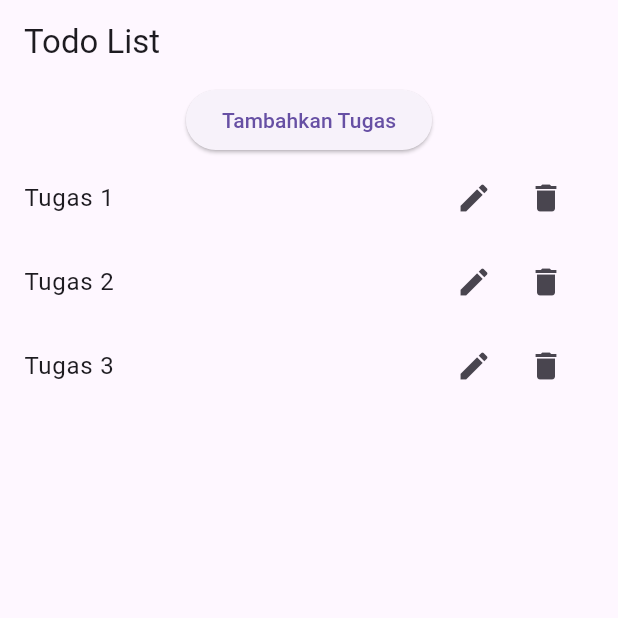
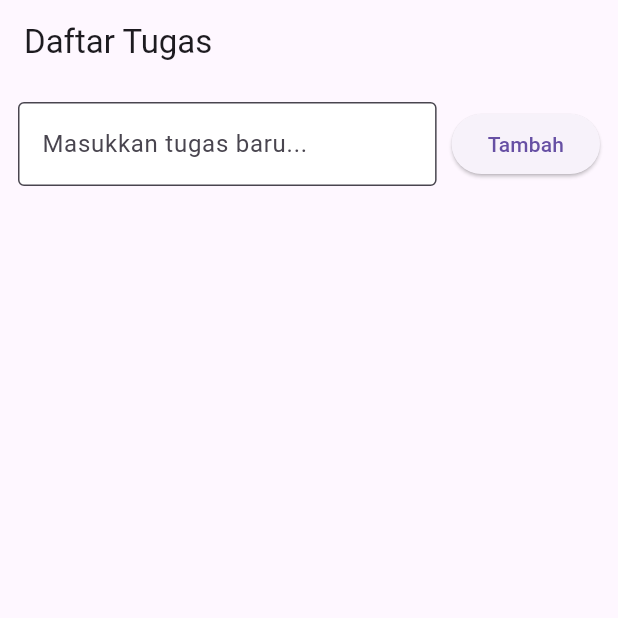
Before and after one commit to faridatulj448/tugas1, a Flutter app: the screen it shows after launch, on a phone screen of 412 x 824 dp, the top half of it. Run offline on Flutter 3.47's test engine with Material 3 defaults, Android fonts, the light colour scheme and no system bars.

Commit message:
menambahkan ketika mau menambahkan tugas harus diketik

```diff
--- a/lib/main.dart
+++ b/lib/main.dart
@@ -5,87 +5,137 @@ void main() {
 }
 
 class MyApp extends StatelessWidget {
-  const MyApp({Key? key}) : super(key: key);
-
+  const MyApp({super.key});
   @override
   Widget build(BuildContext context) {
-    return MaterialApp(home: TodoListScreen());
+    return MaterialApp(
+      title: 'Todo List',
+      home: TodoListScreen(),
+      debugShowCheckedModeBanner: false,
+    );
   }
+}
+
+class Todo {
+  String title;
+  bool isDone;
+  Todo({required this.title, this.isDone = false});
 }
 
 class TodoListScreen extends StatefulWidget {
   @override
-  _TodoListScreenState createState() => _TodoListScreenState();
+  State<TodoListScreen> createState() => _TodoListScreenState();
 }
 
 class _TodoListScreenState extends State<TodoListScreen> {
-  final List<String> _todoList = ['Tugas 1', 'Tugas 2', 'Tugas 3'];
-  final TextEditingController _controller = TextEditingController();
+  final List<Todo> _todos = [];
+  final TextEditingController _inputController = TextEditingController();
 
-  // Tambah tugas (di atas)
   void _addTodo() {
+    if (_inputController.text.trim().isEmpty) return;
     setState(() {
-      _todoList.insert(0, 'Tugas Baru');
+      _todos.insert(0, Todo(title: _inputController.text.trim()));
+      _inputController.clear();
     });
   }
 
-  // Edit tugas
+  void _toggleDone(int index) {
+    setState(() {
+      _todos[index].isDone = !_todos[index].isDone;
+    });
+  }
+
   void _editTodo(int index) {
-    _controller.text = _todoList[index];
+    _inputController.text = _todos[index].title;
     showDialog(
       context: context,
-      builder: (context) {
-        return AlertDialog(
+      builder:
+          (context) => AlertDialog(
             title: const Text('Edit Tugas'),
             content: TextField(
-            controller: _controller,
+              controller: _inputController,
               decoration: const InputDecoration(labelText: 'Edit Tugas'),
             ),
             actions: [
               TextButton(
                 onPressed: () {
                   setState(() {
-                  _todoList[index] = _controller.text;
+                    _todos[index].title = _inputController.text.trim();
                   });
-                Navigator.of(context).pop();
+                  _inputController.clear();
+                  Navigator.pop(context);
                 },
                 child: const Text('Simpan'),
               ),
               TextButton(
                 onPressed: () {
-                Navigator.of(context).pop();
+                  _inputController.clear();
+                  Navigator.pop(context);
                 },
                 child: const Text('Batal'),
               ),
             ],
-        );
-      },
+          ),
     );
   }
 
-  // Hapus tugas
   void _deleteTodo(int index) {
     setState(() {
-      _todoList.removeAt(index);
+      _todos.removeAt(index);
     });
   }
 
   @override
   Widget build(BuildContext context) {
     return Scaffold(
-      appBar: AppBar(title: const Text('Todo List')),
-      body: Column(
+      body: SafeArea(
+        child: Column(
           children: [
-          ElevatedButton(
-            onPressed: _addTodo,
-            child: const Text('Tambahkan Tugas'),
+            AppBar(title: const Text('Daftar Tugas'), elevation: 0),
+            Padding(
+              padding: const EdgeInsets.all(12),
+              child: Row(
+                children: [
+                  Expanded(
+                    child: TextField(
+                      controller: _inputController,
+                      decoration: const InputDecoration(
+                        hintText: 'Masukkan tugas baru...',
+                        filled: true,
+                        fillColor: Colors.white,
+                        border: OutlineInputBorder(),
+                      ),
+                    ),
+                  ),
+                  const SizedBox(width: 10),
+                  ElevatedButton(onPressed: _addTodo, child: const Text('Tambah')),
+                ],
+              ),
             ),
             Expanded(
               child: ListView.builder(
-              itemCount: _todoList.length,
+                itemCount: _todos.length,
                 itemBuilder: (context, index) {
-                return ListTile(
-                  title: Text(_todoList[index]),
+                  return Card(
+                    color: Colors.white,
+                    margin: const EdgeInsets.symmetric(
+                      horizontal: 12,
+                      vertical: 6,
+                    ),
+                    child: ListTile(
+                      leading: Checkbox(
+                        value: _todos[index].isDone,
+                        onChanged: (_) => _toggleDone(index),
+                      ),
+                      title: Text(
+                        _todos[index].title,
+                        style: TextStyle(
+                          decoration:
+                              _todos[index].isDone
+                                  ? TextDecoration.lineThrough
+                                  : null,
+                        ),
+                      ),
                       trailing: Row(
                         mainAxisSize: MainAxisSize.min,
                         children: [
@@ -99,12 +149,14 @@ class _TodoListScreenState extends State<TodoListScreen> {
                           ),
                         ],
                       ),
+                    ),
                   );
                 },
               ),
             ),
           ],
         ),
+      ),
     );
   }
 }
```
Lines whose indentation alone changed are shown as unchanged.
